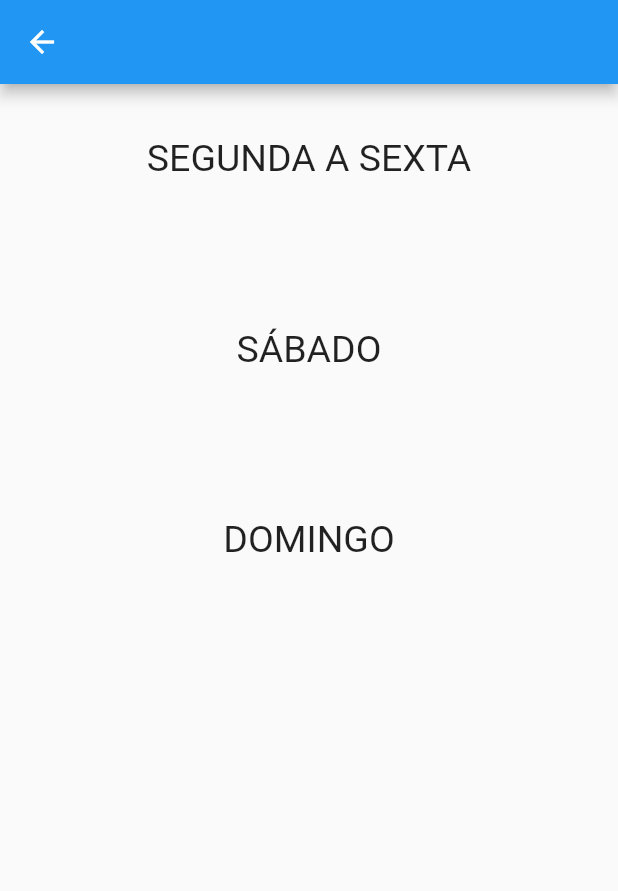
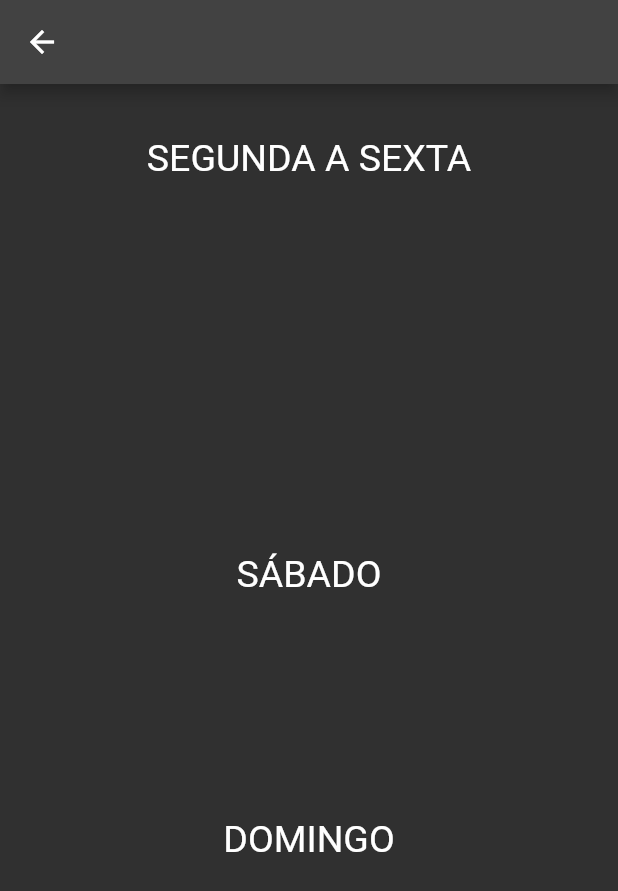
Before and after one commit to luisf4/linhas_ipigua, a Flutter app: the Horarios screen opened directly with empty values, on a phone screen of 412 x 824 dp. Shown: the top 891 px of the screen. Run offline on Flutter 3.47's test engine with Material 2 defaults, Android fonts, the phone set to English and light mode, and no system bars; our stand-ins replace cloud_firestore, email_validator, firebase_auth, firebase_core, flutter_local_notifications, timezone; accounts and stored records are empty.

Commit message:
added darktheme

```diff
--- a/lib/views/android/widget/horarios.widget.dart
+++ b/lib/views/android/widget/horarios.widget.dart
@@ -37,15 +37,16 @@
                         Text("SEGUNDA A SEXTA", style: TextStyle(fontSize: 25)),
                   ),
                   SizedBox(
-                    height: 50,
+                    height: 200,
                     child: Expanded(
-                      child: ListView.builder(
-                        scrollDirection: Axis.horizontal,
+                      child: GridView.builder(
+                        gridDelegate: SliverGridDelegateWithFixedCrossAxisCount(
+                          crossAxisCount: 4,
+                          childAspectRatio: 2,
+                        ),
                         itemCount: sas.length,
                         itemBuilder: (context, index) {
-                          return Padding(
-                            padding: const EdgeInsets.all(8.0),
-                            child: Center(
+                          return Center(
                             child: InkWell(
                               borderRadius:
                                   BorderRadius.all(Radius.circular(50)),
@@ -72,7 +73,6 @@
                                 ),
                               ),
                             ),
-                            ),
                           );
                         },
                       ),
@@ -83,10 +83,13 @@
                     child: Text("SÁBADO", style: TextStyle(fontSize: 25)),
                   ),
                   SizedBox(
-                    height: 50,
+                    height: 100,
                     child: Expanded(
-                      child: ListView.builder(
-                        scrollDirection: Axis.horizontal,
+                      child: GridView.builder(
+                        gridDelegate: SliverGridDelegateWithFixedCrossAxisCount(
+                          crossAxisCount: 4,
+                          childAspectRatio: 2,
+                        ),
                         itemCount: sab.length,
                         itemBuilder: (context, index) {
                           return Padding(
@@ -129,10 +132,13 @@
                     child: Text("DOMINGO", style: TextStyle(fontSize: 25)),
                   ),
                   SizedBox(
-                    height: 50,
+                    height: 100,
                     child: Expanded(
-                      child: ListView.builder(
-                        scrollDirection: Axis.horizontal,
+                      child: GridView.builder(
+                        gridDelegate: SliverGridDelegateWithFixedCrossAxisCount(
+                          crossAxisCount: 4,
+                          childAspectRatio: 2,
+                        ),
                         itemCount: dom.length,
                         itemBuilder: (context, index) {
                           return Padding(
--- a/lib/views/android/widget/login.widget.dart
+++ b/lib/views/android/widget/login.widget.dart
@@ -52,7 +52,9 @@
                   padding: const EdgeInsets.all(8.0),
                   child: Text(
                     "Login",
-                    style: TextStyle(fontSize: 40, color: Colors.black54),
+                    style: TextStyle(
+                      fontSize: 40,
+                    ),
                   ),
                 ),
                 Padding(
--- a/pubspec.yaml
+++ b/pubspec.yaml
@@ -41,6 +41,7 @@
   flutter_local_notifications: ^12.0.3
   timezone: ^0.9.0
   uuid: ^3.0.7
+  shared_preferences: ^2.0.15
 
 
 dev_dependencies:
```
Also changed, not shown: lib/views/android/android.app.dart (+10 -0 lines), pubspec.lock, 1 other file. Lines whose indentation alone changed are shown as unchanged.
